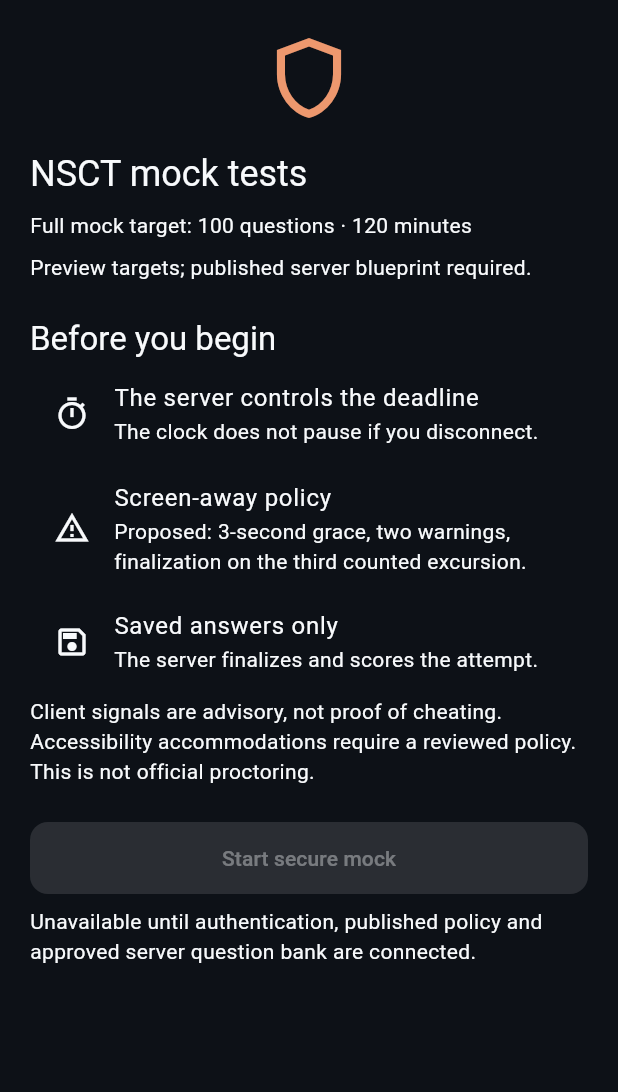
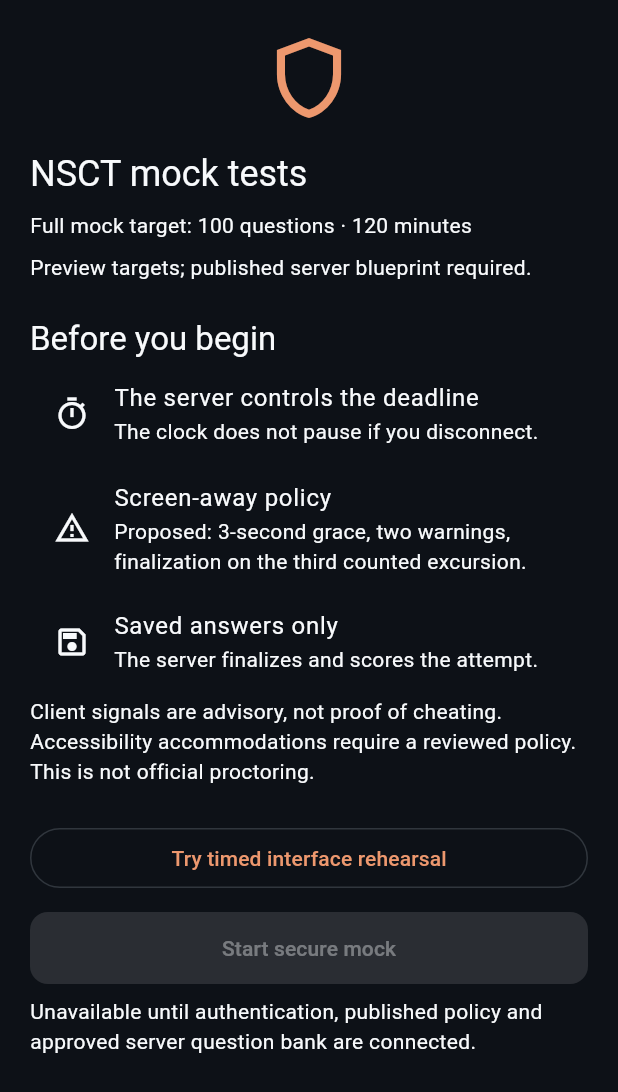
Before and after one commit to mazharkhan2026/iqraverse, a Flutter app: the MockScreen widget shown alone on an empty page, opened directly with empty values, on a phone screen of 412 x 824 dp. Shown: the top 1092 px of the screen. Run offline on Flutter 3.47's test engine with Material 3 defaults, Android fonts, the phone set to English and light mode, and no system bars; our stand-ins replace dio, flutter_riverpod, go_router, material_ui.

Commit message:
feat(mobile): integrate complete exam workspace navigation

```diff
--- a/mobile/lib/features/mock_tests/presentation/mock_screen.dart
+++ b/mobile/lib/features/mock_tests/presentation/mock_screen.dart
@@ -1,6 +1,7 @@
 import 'package:material_ui/material_ui.dart';
 
 import '../../exams/domain/exam.dart';
+import 'mock_preview_screen.dart';
 
 class MockScreen extends StatelessWidget {
   const MockScreen({super.key, required this.exam});
@@ -55,6 +56,11 @@ class MockScreen extends StatelessWidget {
           'This is not official proctoring.',
         ),
         const SizedBox(height: 24),
+        OutlinedButton(
+          onPressed: () => Navigator.of(context).push(MaterialPageRoute<void>(builder: (_) => MockPreviewScreen(exam: exam))),
+          child: const Text('Try timed interface rehearsal'),
+        ),
+        const SizedBox(height: 12),
         const FilledButton(
           onPressed: null,
           child: Text('Start secure mock'),
```
